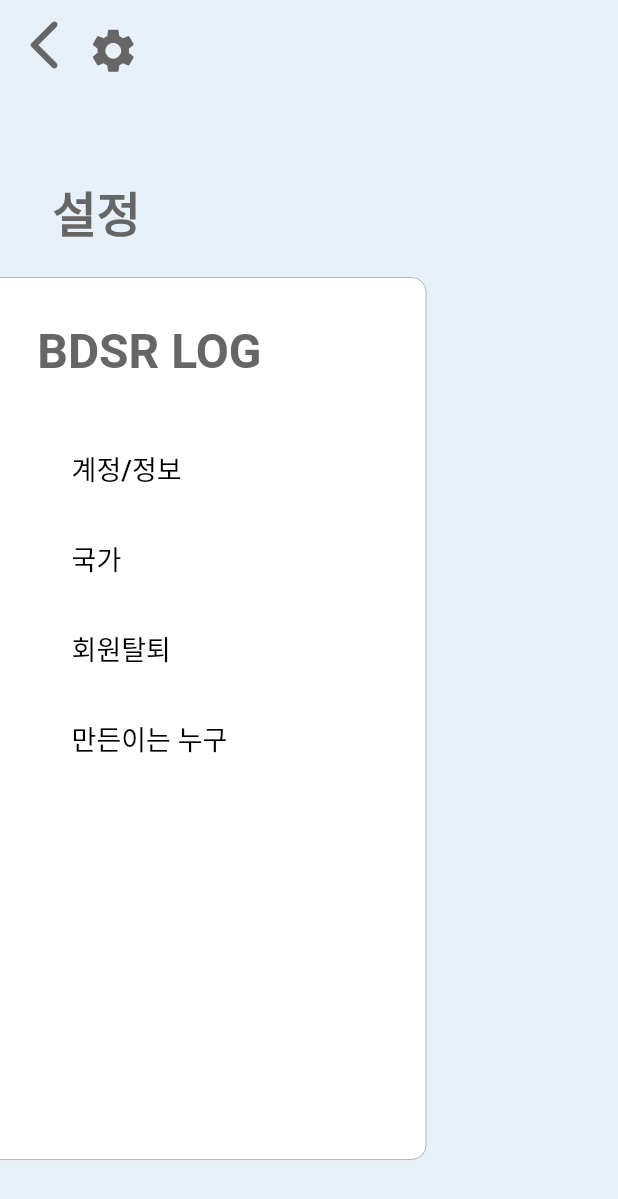
After one commit to BDSR2023/Frontend, a Flutter app: the screen it shows after launch, after a tap on the "notifications none" icon, on a phone screen of 412 x 824 dp. The commit adds this screen. Shown: the top 1199 px of the screen. Run offline on Flutter 3.47's test engine with Material 2 defaults, Android fonts, the phone set to English and light mode, and no system bars; our stand-ins replace image_picker; missing offline and left inert: kakao_flutter_sdk; Roboto replaces fonts that are missing (GmarketSansTTF).

Commit message:
로그작성 위에 표시

```diff
--- a/lib/homePage.dart
+++ b/lib/homePage.dart
@@ -1,6 +1,7 @@
 import 'package:flutter/material.dart';
 import 'package:logbook/logCreation6.dart';
 import 'package:logbook/logCreationBase.dart';
+import 'package:logbook/optionPage.dart';
 import 'profile.dart';
 
 
@@ -52,14 +53,18 @@ class _HomePageState extends State<homePage> {
                         height: 55,
                       ),
                     ),
-                    SizedBox(
-                      width: 55, height: 55,
-                      child: Icon(Icons.search, size: 50,),
-                    ),
-                    SizedBox(
-                      width: 55, height: 55,
-                      child: Icon(Icons.notifications_none_rounded, size: 50,),
-                    ),
+                    IconButton(onPressed: () {
+
+                    }, icon: Icon(Icons.search, size: 50,),
+                      padding: EdgeInsets.fromLTRB(0, 0, 30, 30),),
+                    SizedBox(width: 10,),
+                    IconButton(onPressed: () {
+                      Navigator.push(
+                        context,
+                        MaterialPageRoute(builder: (context) => optionPage()),
+                      );
+                    }, icon: Icon(Icons.notifications_none_rounded, size: 50,),
+                    padding: EdgeInsets.fromLTRB(0, 0, 25, 35),),
                   ],
                 ),
               ),
--- a/lib/logCreation1.dart
+++ b/lib/logCreation1.dart
@@ -53,6 +53,7 @@ class _logCreation1State extends State<logCreation1> {
     final logCreationManager = Provider.of<LogCreationManager>(context);
 
     return Scaffold(
+      backgroundColor: Colors.white,
       body: DefaultTextStyle(
         style: TextStyle(
             fontFamily: 'GmarketSansTTF', fontWeight: FontWeight.w500, color: Colors.black
@@ -63,7 +64,7 @@ class _logCreation1State extends State<logCreation1> {
                   mainAxisAlignment: MainAxisAlignment.start,
                   children: [
                     Container(
-                      margin: EdgeInsets.fromLTRB(30, 50, 5, 10),
+                      margin: EdgeInsets.fromLTRB(30, 0, 5, 10),
                       child: Text('날짜', style: TextStyle(fontWeight: FontWeight.bold, fontSize: 18),),
                     ),
                   ],
--- a/lib/logCreation2.dart
+++ b/lib/logCreation2.dart
@@ -51,6 +51,7 @@ class _logCreation2State extends State<logCreation2> {
     final logCreationManager = Provider.of<LogCreationManager>(context);
 
     return Scaffold(
+      backgroundColor: Colors.white,
       body: DefaultTextStyle(
         style: TextStyle(
             fontFamily: 'GmarketSansTTF', fontWeight: FontWeight.w500, color: Colors.black
@@ -58,9 +59,6 @@ class _logCreation2State extends State<logCreation2> {
         child: Column(
               crossAxisAlignment: CrossAxisAlignment.start,
               children: [
-                SizedBox(
-                  height: 50,
-                ),
                 Row(
                   mainAxisAlignment: MainAxisAlignment.start,
                   children: [
--- a/lib/logCreation3.dart
+++ b/lib/logCreation3.dart
@@ -57,13 +57,13 @@ class _logCreation3State extends State<logCreation3> {
     final logCreationManager = Provider.of<LogCreationManager>(context);
 
     return Scaffold(
+        backgroundColor: Colors.white,
       body: DefaultTextStyle(
         style: TextStyle(
             fontFamily: 'GmarketSansTTF', fontWeight: FontWeight.w500, color: Colors.black
         ),
         child: Column(
           children: [
-            SizedBox(height: 50,),
             Row(
               mainAxisAlignment: MainAxisAlignment.start,
               children: [
--- a/lib/logCreation4.dart
+++ b/lib/logCreation4.dart
@@ -104,6 +104,7 @@ class _logCreation4State extends State<logCreation4> {
     final logCreationManager = Provider.of<LogCreationManager>(context);
 
     return Scaffold(
+      backgroundColor: Colors.white,
       body: DefaultTextStyle(
         style: TextStyle(
             fontFamily: 'GmarketSansTTF', fontWeight: FontWeight.w500, color: Colors.black
@@ -116,10 +117,7 @@ class _logCreation4State extends State<logCreation4> {
                 SizedBox(
                   width: MediaQuery.of(context).size.width/13,
                 ),
-                Container(
-                  margin: EdgeInsets.fromLTRB(0, 50, 0, 0),
-                  child:Text('탱크', style: TextStyle(fontWeight: FontWeight.bold, fontSize: 18),),
-                )
+                Text('탱크', style: TextStyle(fontWeight: FontWeight.bold, fontSize: 18),)
               ],
             ),
             Text(""),
--- a/lib/logCreation5.dart
+++ b/lib/logCreation5.dart
@@ -81,6 +81,7 @@ class _logCreation5State extends State<logCreation5> {
     final logCreationManager = Provider.of<LogCreationManager>(context);
 
     return  Scaffold(
+      backgroundColor: Colors.white,
       body: DefaultTextStyle(
         style: TextStyle(
             fontFamily: 'GmarketSansTTF', fontWeight: FontWeight.w500, color: Colors.black
@@ -93,10 +94,7 @@ class _logCreation5State extends State<logCreation5> {
                 SizedBox(
                   width: MediaQuery.of(context).size.width/13,
                 ),
-                Container(
-                  margin: EdgeInsets.fromLTRB(0, 50, 0, 0),
-                  child:Text('조류', style: TextStyle(fontWeight: FontWeight.bold, fontSize: 18),),
-                )
+                Text('조류', style: TextStyle(fontWeight: FontWeight.bold, fontSize: 18),)
               ],
             ),
             Text(""),
--- a/lib/logCreation6.dart
+++ b/lib/logCreation6.dart
@@ -70,6 +70,7 @@ class _logCreation6State extends State<logCreation6> {
     final logCreationManager = Provider.of<LogCreationManager>(context);
 
     return Scaffold(
+      backgroundColor: Colors.white,
       body: DefaultTextStyle(
         style: TextStyle(
             fontFamily: 'GmarketSansTTF', fontWeight: FontWeight.w500, color: Colors.black
@@ -78,9 +79,6 @@ class _logCreation6State extends State<logCreation6> {
           padding: EdgeInsets.fromLTRB(30, 0, 30, 0),
           child: Column(
             children: [
-              SizedBox(
-                height: 50,
-              ),
               Row(
                 children: [
                   Flexible(
--- a/lib/logCreation8.dart
+++ b/lib/logCreation8.dart
@@ -70,6 +70,7 @@ class _logCreation8State extends State<logCreation8> {
     final logCreationManager = Provider.of<LogCreationManager>(context);
 
     return Scaffold(
+      backgroundColor: Colors.white,
       resizeToAvoidBottomInset: false,
       body: DefaultTextStyle(
         style: TextStyle(
@@ -79,9 +80,6 @@ class _logCreation8State extends State<logCreation8> {
           padding: EdgeInsets.fromLTRB(25, 0, 25, 10),
           child: Column(
             children: [
-              Container(
-                height: 50,
-              ),
               Column(
                 crossAxisAlignment: CrossAxisAlignment.start,
                 children: [
@@ -237,7 +235,6 @@ class _logCreation8State extends State<logCreation8> {
                   ],
                 ),
               ),
-              SizedBox(height: 20,),
               Column(
                 crossAxisAlignment: CrossAxisAlignment.start,
                 mainAxisAlignment: MainAxisAlignment.center,
--- a/lib/logCreation9.dart
+++ b/lib/logCreation9.dart
@@ -8,6 +8,7 @@ class logCreation9 extends StatelessWidget {
   Widget build(BuildContext context) {
     return Scaffold(
       resizeToAvoidBottomInset: false,    //필요할 때를 위해 남겨둠.(키보드 쓸때, 화면 안 올라가게 하는것.)
+      backgroundColor: Colors.white,
       body: DefaultTextStyle(
         style: TextStyle(
             fontFamily: 'GmarketSansTTF', fontWeight: FontWeight.w500
--- /dev/null
+++ b/lib/optionPage.dart
@@ -0,0 +1,129 @@
+import 'package:flutter/material.dart';
+import 'accountInformationPage.dart';
+
+
+class optionPage extends StatelessWidget {
+  const optionPage({Key? key}) : super(key: key);
+
+  @override
+  Widget build(BuildContext context) {
+    return Scaffold(
+      backgroundColor: Color(0xffe8f0fa),
+      body: Stack(
+        children: [
+          Container(
+            color: Color(0xffe8f0fa),
+          ),
+          Row(
+            children: [
+              Container(
+                margin: EdgeInsets.fromLTRB(10, 10, 0, 0),
+                child: IconButton(
+                    onPressed: () { Navigator.pop(context); },
+                    color: Color(0xff666666),
+                    padding: EdgeInsets.fromLTRB(0, 0, 10, 10),
+                    icon: Icon(Icons.arrow_back_ios_rounded,size: 40,)),
+              ),
+              Container(
+                margin: EdgeInsets.fromLTRB(0, 10, 0, 0),
+                child: Icon(Icons.settings, size: 35,color: Color(0xff666666),),
+              )
+            ],
+          ),
+          Positioned(
+            top: MediaQuery.of(context).size.height/7, left: -10,
+            child: Column(
+              crossAxisAlignment: CrossAxisAlignment.start,
+              children: [
+                Container(
+                  child: Text('설정', style: TextStyle(fontWeight: FontWeight.bold, fontSize: 32,
+                  color: Color(0xff666666),),),
+                  margin: EdgeInsets.fromLTRB(45, 0, 0, 20),
+                ),
+                Container(
+                  height: MediaQuery.of(context).size.height/1.4, width: MediaQuery.of(context).size.width/1.4,
+                  decoration: BoxDecoration(
+                    borderRadius: BorderRadius.circular(10), color: Colors.white,
+                    border: Border.all(width: 0.5, color: Colors.grey)
+                  ),
+                  padding: EdgeInsets.fromLTRB(MediaQuery.of(context).size.width/12, 30, 0, 0),
+                  child: Column(
+                    crossAxisAlignment: CrossAxisAlignment.start,
+                    children: [
+                      Text('BDSR LOG', style: TextStyle(fontWeight: FontWeight.bold, fontSize: 32,
+                        color: Color(0xff666666),)),
+                      SizedBox(),
+                      Container(
+                        padding: EdgeInsets.fromLTRB(MediaQuery.of(context).size.width/18, 0, 0, 0),
+                        child: Column(
+                          crossAxisAlignment: CrossAxisAlignment.start,
+                          children: [
+                            SizedBox(height: MediaQuery.of(context).size.height/18,),
+                            GestureDetector(
+                              onTap: () {
+                                Navigator.push(
+                                  context,
+                                  MaterialPageRoute(builder: (context) => accountInformationPage()),
+                                );
+                              },
+                              child: Text(
+                                '계정/정보',
+                                style: TextStyle(
+                                  fontSize: 18, fontFamily: 'GmarketSansTTF',
+                                  color: Colors.black,
+                                ),
+                              ),
+                            ),
+                            SizedBox(height: MediaQuery.of(context).size.height/25,),
+                            GestureDetector(
+                              onTap: () {
+
+                              },
+                              child: Text(
+                                '국가',
+                                style: TextStyle(
+                                  fontSize: 18, fontFamily: 'GmarketSansTTF',
+                                  color: Colors.black,
+                                ),
+                              ),
+                            ),
+                            SizedBox(height: MediaQuery.of(context).size.height/25,),
+                            GestureDetector(
+                              onTap: () {
+
+                              },
+                              child: Text(
+                                '회원탈퇴',
+                                style: TextStyle(
+                                  fontSize: 18, fontFamily: 'GmarketSansTTF',
+                                  color: Colors.black,
+                                ),
+                              ),
+                            ),
+                            SizedBox(height: MediaQuery.of(context).size.height/25,),
+                            GestureDetector(
+                              onTap: () {
+
+                              },
+                              child: Text(
+                                '만든이는 누구',
+                                style: TextStyle(
+                                  fontSize: 18, fontFamily: 'GmarketSansTTF',
+                                  color: Colors.black,
+                                ),
+                              ),
+                            ),
+                          ],
+                        ),
+                      ),
+                    ],
+                  ),
+                ),
+              ],
+            ),
+          )
+        ],
+      ),
+    );
+  }
+}
```
Also changed, not shown: lib/accountInformationPage.dart (added, +65 -0 lines), lib/logCreationBase.dart (+52 -0 lines), lib/prac.dart (+64 -5 lines).
